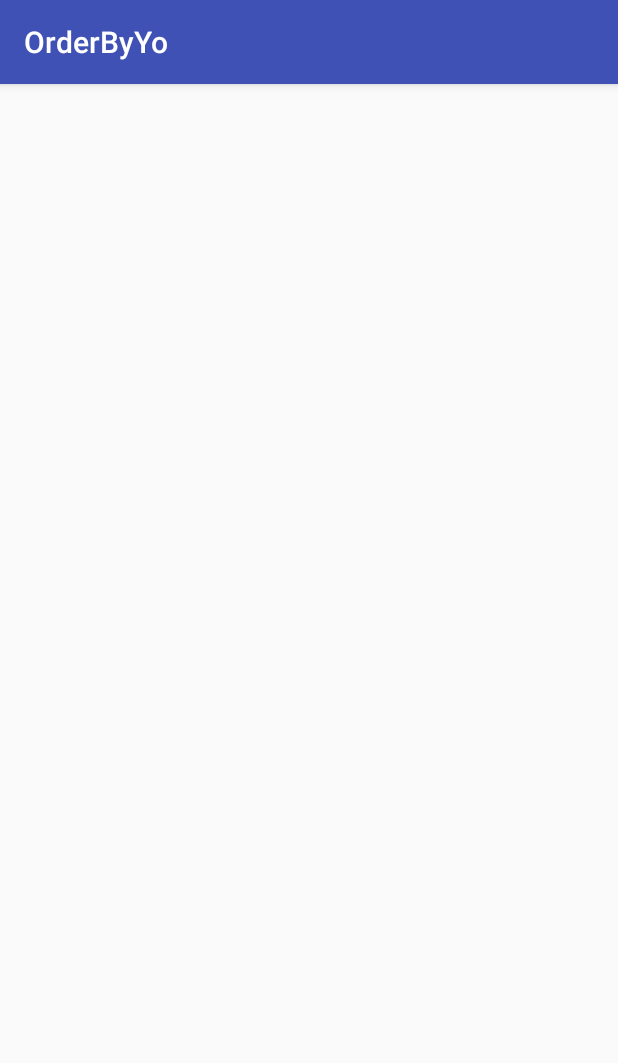
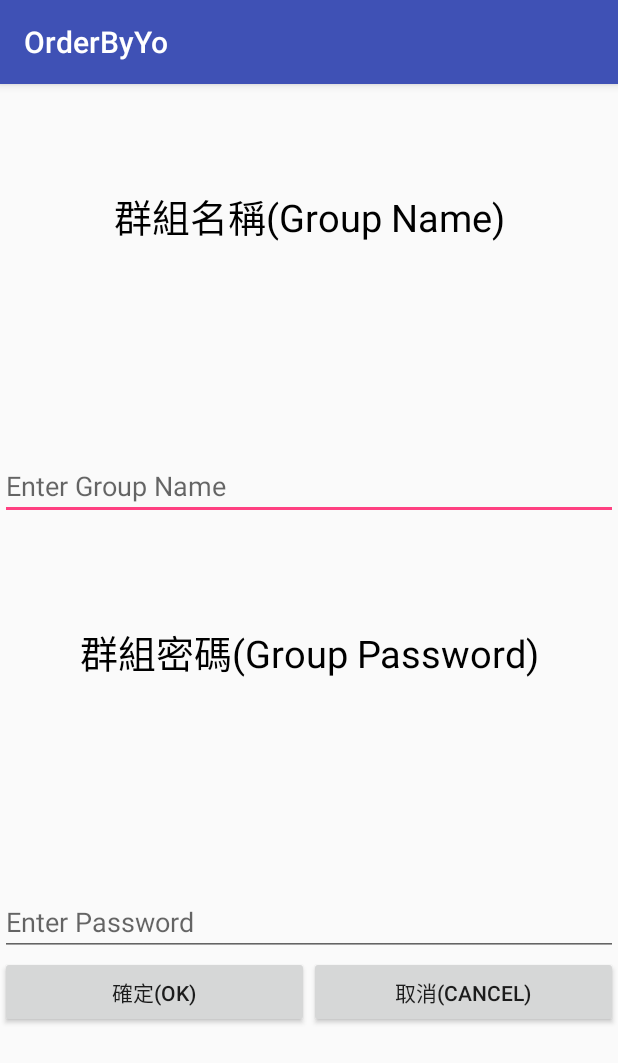
Before and after one commit to kown2007/OrderByYo, an Android app: the fragment GroupAddFragment shown on its own in the app's theme, on a phone screen of 412 x 824 dp. Shown: the top 1063 px of the screen. Run offline under Robolectric (Android 15) with nearby library versions, the phone set to English and light mode, and no system bars; our stand-ins replace Firebase (no records; nobody signed in at launch, a user with empty details on screens opened directly); libraries missing offline, so code that uses them is left out: java.security.acl; 1 statement that could not run was skipped.

Commit message:
新增群組 完成

```diff
--- a/app/src/main/java/com/myapplication/xuan/orderbyyo/GroupAddFragment.java
+++ b/app/src/main/java/com/myapplication/xuan/orderbyyo/GroupAddFragment.java
@@ -1,14 +1,22 @@
 package com.myapplication.xuan.orderbyyo;
 
 import android.content.Context;
+import android.content.DialogInterface;
 import android.net.Uri;
 import android.os.Bundle;
 import android.support.v4.app.Fragment;
 import android.support.v4.app.FragmentManager;
 import android.support.v4.app.FragmentTransaction;
+import android.support.v7.app.AlertDialog;
+import android.util.Log;
 import android.view.LayoutInflater;
 import android.view.View;
 import android.view.ViewGroup;
+import android.widget.Button;
+import android.widget.EditText;
+
+import com.google.firebase.database.DatabaseReference;
+import com.google.firebase.database.FirebaseDatabase;
 
 import java.security.acl.Group;
 
@@ -32,7 +40,10 @@ public class GroupAddFragment extends Fragment {
     private String mParam2;
     MainActivity activity;
     ////////////////////////////////////////////////////
-
+    EditText etGroupAdd_name,etGroupAdd_Password;
+    String newgpName,newgpPassword;
+    Button btnOK,btnNO;
+    DatabaseReference ref,mref;
 
     ///////////////////////////////////////////
 
@@ -78,7 +89,18 @@ public class GroupAddFragment extends Fragment {
     public View onCreateView(LayoutInflater inflater, ViewGroup container,
                              Bundle savedInstanceState) {
         // Inflate the layout for this fragment
-        return inflater.inflate(R.layout.fragment_group_add, container, false);
+        View v =inflater.inflate(R.layout.fragment_group_add, container, false);
+        etGroupAdd_name = (EditText)v.findViewById(R.id.etAddGroup_Name);
+        etGroupAdd_Password = (EditText)v.findViewById(R.id.etAddGroup_Password);
+        btnOK = (Button)v.findViewById(R.id.btnAddGroup_OK);
+        btnNO = (Button)v.findViewById(R.id.btnAddGroup_No);
+
+        ref = FirebaseDatabase.getInstance().getReference("Group");
+        mref = FirebaseDatabase.getInstance().getReference("Users");
+
+        btnOK.setOnClickListener(btnListener);
+        btnNO.setOnClickListener(btnListener);
+        return v;
     }
 
 
@@ -121,4 +143,32 @@ public class GroupAddFragment extends Fragment {
         // TODO: Update argument type and name
         void onFragmentInteraction(Uri uri);
     }
+
+    View.OnClickListener btnListener = new View.OnClickListener() {
+        @Override
+        public void onClick(View v) {
+            newgpName = etGroupAdd_name.getText().toString();
+            newgpPassword = etGroupAdd_Password.getText().toString();
+            switch (v.getId()){
+                case R.id.btnAddGroup_OK:
+                    AlertDialog.Builder builder = new AlertDialog.Builder(getActivity());
+                    builder.setTitle("確定新增群組?");
+                    builder.setMessage("群組名稱 : "+newgpName+"\n"+"密碼 : "+newgpPassword);
+                    builder.setPositiveButton("取消", null);
+                    builder.setNegativeButton("確定", new DialogInterface.OnClickListener() {
+                        @Override
+                        public void onClick(DialogInterface dialog, int which) {
+                            ref.child(newgpName).child("password").setValue(newgpPassword);//新增到全部群組
+                            mref.child(activity.user).child("group").child(newgpName).setValue(newgpName);//把自己加入群組
+                            activity.CloseAddGroup();
+                        }
+                    });
+                    builder.show();
+                    break;
+                case R.id.btnAddGroup_No:
+                    activity.CloseAddGroup();
+                    break;
+            }
+        }
+    };
 }
--- a/app/src/main/res/layout/fragment_group_add.xml
+++ b/app/src/main/res/layout/fragment_group_add.xml
@@ -1,10 +1,77 @@
-<LinearLayout xmlns:android="http://schemas.android.com/apk/res/android"
+<LinearLayout
+    xmlns:android="http://schemas.android.com/apk/res/android"
     xmlns:tools="http://schemas.android.com/tools"
     android:layout_width="match_parent"
     android:layout_height="match_parent"
+    android:orientation="vertical"
     tools:context="com.myapplication.xuan.orderbyyo.GroupAddFragment">
 
     <!-- TODO: Update blank fragment layout -->
 
 
+    <TextView
+        android:id="@+id/tvAddGroup_Name"
+        android:layout_width="match_parent"
+        android:layout_height="wrap_content"
+        android:layout_weight="2"
+        android:gravity="center"
+        android:textSize="25sp"
+        android:textColor="#000"
+        android:text="群組名稱(Group Name)" />
+
+    <EditText
+        android:id="@+id/etAddGroup_Name"
+        android:layout_width="match_parent"
+        android:layout_height="wrap_content"
+        android:layout_weight="1"
+        android:gravity="bottom"
+        android:ems="10"
+        android:inputType="textPersonName"
+        android:text=""
+        android:hint="Enter Group Name"/>
+
+    <TextView
+        android:id="@+id/tvAddGroup_Password"
+        android:layout_width="match_parent"
+        android:layout_height="wrap_content"
+        android:layout_weight="2"
+        android:gravity="center"
+        android:textSize="25sp"
+        android:textColor="#000"
+        android:text="群組密碼(Group Password)" />
+
+    <EditText
+        android:id="@+id/etAddGroup_Password"
+        android:layout_width="match_parent"
+        android:layout_height="wrap_content"
+        android:layout_weight="1"
+        android:gravity="bottom"
+        android:ems="10"
+        android:inputType="number"
+        android:text=""
+        android:hint="Enter Password"/>
+
+    <LinearLayout
+        android:layout_width="match_parent"
+        android:layout_height="wrap_content"
+        android:layout_weight="2"
+        android:orientation="horizontal">
+
+        <Button
+            android:id="@+id/btnAddGroup_OK"
+            android:layout_width="match_parent"
+            android:layout_height="wrap_content"
+            android:layout_weight="1"
+            android:onClick="clickOK"
+            android:text="確定(OK)" />
+
+        <Button
+            android:id="@+id/btnAddGroup_No"
+            android:layout_width="match_parent"
+            android:layout_height="wrap_content"
+            android:layout_weight="1"
+            android:onClick="clickNO"
+            android:text="取消(Cancel)" />
+    </LinearLayout>
+
 </LinearLayout>
--- a/app/src/main/res/menu/group.xml
+++ b/app/src/main/res/menu/group.xml
@@ -5,7 +5,7 @@
     <item
         android:id="@+id/action_add"
         android:orderInCategory="100"
-        android:title="新增"
+        android:title="統整訂單"
         app:showAsAction="never" />
     <item
         android:id="@+id/action_delete"
--- a/app/src/main/res/menu/main.xml
+++ b/app/src/main/res/menu/main.xml
@@ -2,9 +2,9 @@
 <menu xmlns:android="http://schemas.android.com/apk/res/android"
     xmlns:app="http://schemas.android.com/apk/res-auto">
     <item
-        android:id="@+id/action_settings"
+        android:id="@+id/action_mydata"
         android:orderInCategory="100"
-        android:title="@string/action_settings"
+        android:title="我的資料"
         app:showAsAction="never" />
 
 </menu>
```
Also changed, not shown: app/src/main/java/com/myapplication/xuan/orderbyyo/GroupFragment.java (+1 -6 lines), app/src/main/java/com/myapplication/xuan/orderbyyo/MainActivity.java (+1 -9 lines), app/src/main/java/com/myapplication/xuan/orderbyyo/NextOrderFragment.java (+28 -5 lines), app/src/main/java/com/myapplication/xuan/orderbyyo/OrderFragment.java (+2 -6 lines), app/src/main/res/layout/content_main.xml (+4 -4 lines).
